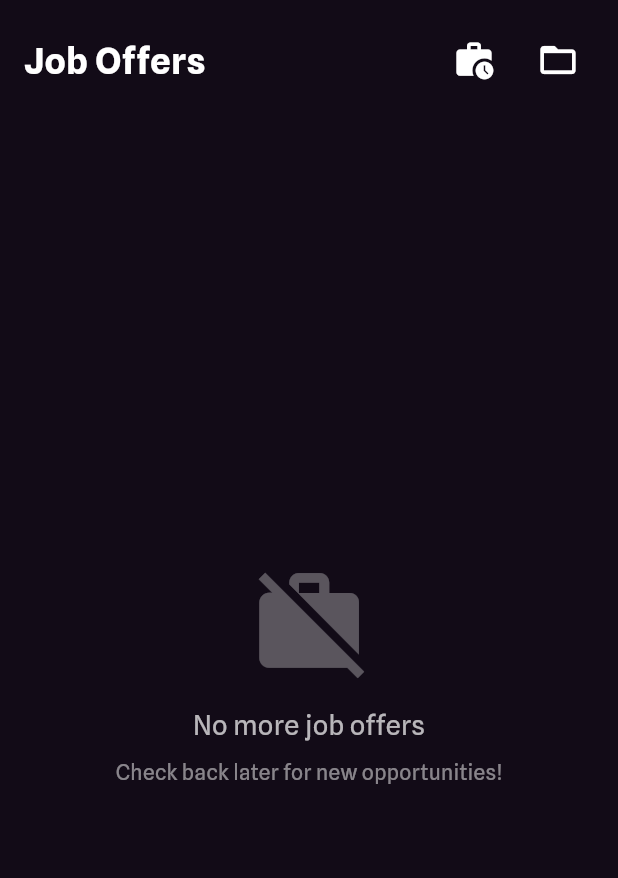
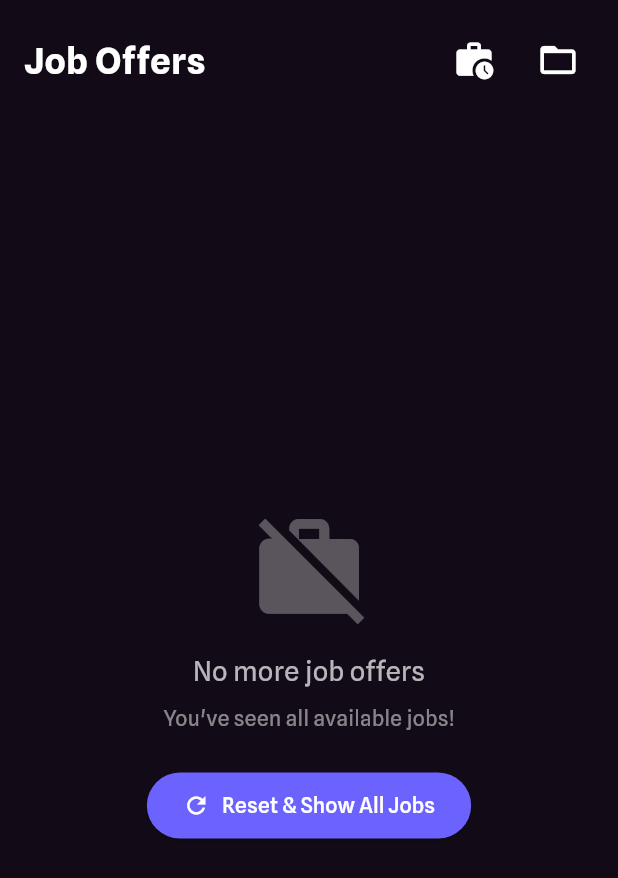
Before and after one commit to Pratham-Sangurdekar/rizzume, a Flutter app: the JobsTab widget shown alone on an empty page, opened directly, on a phone screen of 412 x 824 dp. Shown: the top 878 px of the screen. Run offline on Flutter 3.47's test engine with Material 3 defaults, Android fonts, the phone set to English and light mode, and no system bars; our stand-ins replace cloud_firestore, connectivity_plus, firebase_auth, firebase_core, firebase_storage, hive and 6 more; missing offline and left inert: flutter_webrtc, video_compress; accounts and stored records are empty.

Commit message:
fix(jobs): add reset button when no cards available and improve error logging
- Add 'Reset & Show All Jobs' button when job stack is empty
- Improve error handling and logging in FirebaseJobsService
- Add detailed debug logs for Android troubleshooting
- Better error messages when Firestore queries fail
- Parse job data with null safety for corrupted entries

```diff
--- a/lib/screens/home/jobs_tab.dart
+++ b/lib/screens/home/jobs_tab.dart
@@ -169,8 +169,71 @@ class _JobsTabState extends State<JobsTab> with SingleTickerProviderStateMixin,
                       ),
                       const SizedBox(height: 8),
                       Text(
-                        'Check back later for new opportunities!',
+                        'You\'ve seen all available jobs!',
                         style: TextStyle(color: Colors.white.withValues(alpha: 0.5), fontSize: 14),
+                      ),
+                      const SizedBox(height: 24),
+                      ElevatedButton.icon(
+                        onPressed: () async {
+                          // Show confirmation dialog
+                          final confirm = await showDialog<bool>(
+                            context: context,
+                            builder: (context) => AlertDialog(
+                              backgroundColor: const Color(0xFF2A2A2A),
+                              title: const Text('Reset Job History?', style: TextStyle(color: Colors.white)),
+                              content: const Text(
+                                'This will clear all your swipe history and show all jobs again. Your applications will remain saved.',
+                                style: TextStyle(color: Colors.white70),
+                              ),
+                              actions: [
+                                TextButton(
+                                  onPressed: () => Navigator.pop(context, false),
+                                  child: const Text('Cancel'),
+                                ),
+                                ElevatedButton(
+                                  onPressed: () => Navigator.pop(context, true),
+                                  style: ElevatedButton.styleFrom(
+                                    backgroundColor: const Color(0xFF6C63FF),
+                                  ),
+                                  child: const Text('Reset'),
+                                ),
+                              ],
+                            ),
+                          );
+
+                          if (confirm == true && mounted) {
+                            // Show loading
+                            ScaffoldMessenger.of(context).showSnackBar(
+                              const SnackBar(
+                                content: Text('Resetting job history...'),
+                                duration: Duration(seconds: 2),
+                              ),
+                            );
+
+                            // Clear history and reload
+                            await _jobsService.clearSwipeHistory();
+
+                            if (mounted) {
+                              ScaffoldMessenger.of(context).showSnackBar(
+                                const SnackBar(
+                                  content: Text('✅ Job history reset! Swipe to discover jobs again.'),
+                                  backgroundColor: Colors.green,
+                                  duration: Duration(seconds: 2),
+                                ),
+                              );
+                            }
+                          }
+                        },
+                        icon: const Icon(Icons.refresh),
+                        label: const Text('Reset & Show All Jobs'),
+                        style: ElevatedButton.styleFrom(
+                          backgroundColor: const Color(0xFF6C63FF),
+                          foregroundColor: Colors.white,
+                          padding: const EdgeInsets.symmetric(horizontal: 24, vertical: 12),
+                          shape: RoundedRectangleBorder(
+                            borderRadius: BorderRadius.circular(24),
+                          ),
+                        ),
                       ),
                     ],
                   ),
--- a/lib/services/firebase_jobs_service.dart
+++ b/lib/services/firebase_jobs_service.dart
@@ -41,17 +41,26 @@ class FirebaseJobsService {
 
     try {
       final userId = _auth.currentUser?.uid;
-      if (userId == null) {
-        _stackController.add([]);
-        return;
+      print('🔄 Loading job stack (userId: ${userId ?? "guest"})');
+
+      // Even if not signed-in, attempt to load public jobs and treat as no swipes
+      // This avoids an empty UI for guests while still honoring swipe history for signed-in users
+      Set<String> swipedJobIds = <String>{};
+      if (userId != null) {
+        try {
+          // Get user's swipe history
+          final userSwipesDoc = await _db.collection('userJobSwipes').doc(userId).get();
+          swipedJobIds = Set<String>.from(userSwipesDoc.data()?['swipedJobs'] ?? []);
+          print('📋 User has swiped ${swipedJobIds.length} jobs');
+        } catch (e) {
+          print('⚠️ Error fetching swipe history: $e');
+          // Continue without swipe history - show all jobs
+        }
       }
-
-      // Get user's swipe history
-      final userSwipesDoc = await _db.collection('userJobSwipes').doc(userId).get();
-      final swipedJobIds = Set<String>.from(userSwipesDoc.data()?['swipedJobs'] ?? []);
 
       // Fetch all available jobs (up to 50)
       // Note: Not ordering by postedDate to support jobs from website that may not have this field
+      print('🔍 Querying Firestore jobs collection...');
       final jobsSnapshot = await _db
           .collection('jobs')
           .limit(50)
@@ -59,10 +68,25 @@ class FirebaseJobsService {
 
       print('🔍 Fetched ${jobsSnapshot.docs.length} jobs from Firestore');
 
+      if (jobsSnapshot.docs.isEmpty) {
+        print('⚠️ No jobs found in Firestore! You may need to seed dummy jobs.');
+        _jobStack.clear();
+        _stackController.add([]);
+        return;
+      }
+
       // Filter out swiped jobs and parse all jobs
       final availableJobs = jobsSnapshot.docs
           .where((doc) => !swipedJobIds.contains(doc.id))
-          .map((doc) => JobOffer.fromFirestore(doc.data(), doc.id))
+          .map((doc) {
+            try {
+              return JobOffer.fromFirestore(doc.data(), doc.id);
+            } catch (e) {
+              print('❌ Error parsing job ${doc.id}: $e');
+              return null;
+            }
+          })
+          .whereType<JobOffer>() // Filter out nulls
           .toList();
 
       // Sort by postedDate (most recent first) - jobs without valid dates will still be included
@@ -71,6 +95,7 @@ class FirebaseJobsService {
       print('✅ ${availableJobs.length} jobs available after filtering (${swipedJobIds.length} already swiped)');
 
       if (availableJobs.isEmpty) {
+        print('⚠️ All jobs have been swiped! User needs to reset swipe history.');
         _jobStack.clear();
         _stackController.add([]);
         return;
@@ -93,8 +118,10 @@ class FirebaseJobsService {
 
       // Emit the new stack
       _stackController.add(List.unmodifiable(_jobStack));
-    } catch (e) {
-      print('Error loading job stack: $e');
+    } catch (e, stackTrace) {
+      print('❌ Error loading job stack: $e');
+      print('Stack trace: $stackTrace');
+      // Emit error state but don't crash the app
       _stackController.add([]);
     } finally {
       _isLoadingJobs = false;
```
Also changed, not shown: 9 other files.
